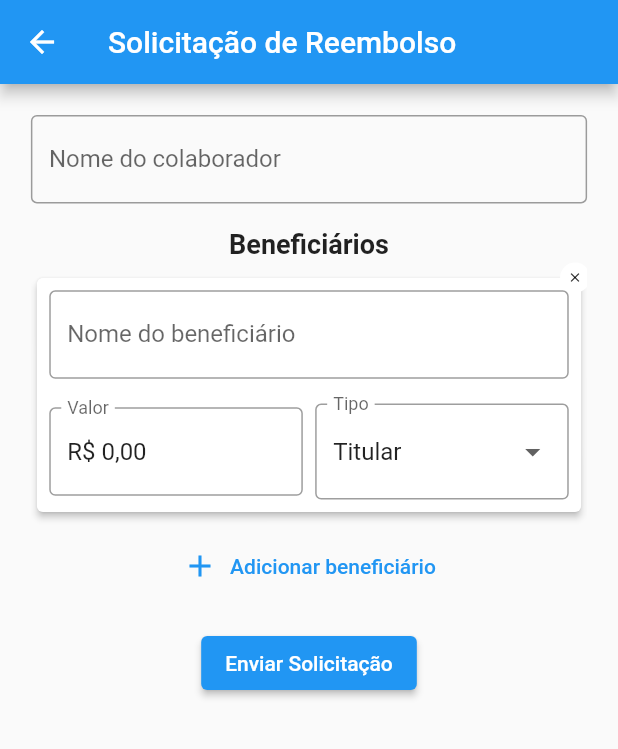
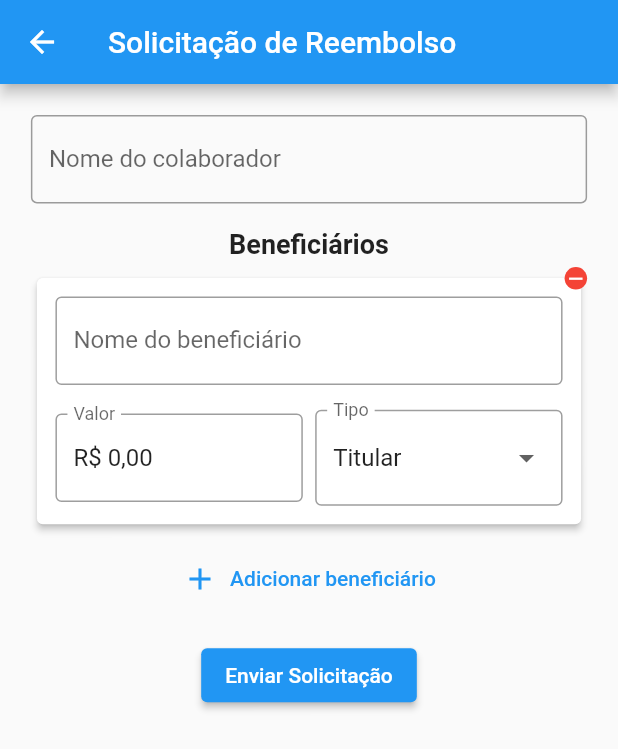
Before and after one commit to Garbiati/yggdrasil, a Flutter app: the HealthInsuranceReimbursementScreen screen opened by its route, on a phone screen of 412 x 824 dp. Shown: the top 749 px of the screen. Run offline on Flutter 3.47's test engine with Material 2 defaults, Android fonts, the phone set to English and light mode, and no system bars; our stand-ins replace extended_masked_text, firebase_auth, firebase_core, flutter_dotenv, google_sign_in; accounts and stored records are empty.

Commit message:
Início da feature de solicitação - pt5

```diff
--- a/lib/views/reimbursement/health_insurance_reimbursement_screen.dart
+++ b/lib/views/reimbursement/health_insurance_reimbursement_screen.dart
@@ -143,7 +143,7 @@ class HealthInsuranceReimbursementScreenState
                           elevation: 2.0,
                           child: Padding(
                             padding: EdgeInsets.all(
-                                screenWidth * 0.02), // 2% da largura da tela
+                                screenWidth * 0.03), // 3% da largura da tela
                             child: Column(
                               children: <Widget>[
                                 // Campo para o nome do beneficiário
@@ -227,19 +227,19 @@ class HealthInsuranceReimbursementScreenState
                       ),
                       // Botão de excluir beneficiário
                       Positioned(
-                        top: 2.0,
-                        right: -2.0,
+                        top: 5.0,
+                        right: 0.0,
                         child: Container(
-                          width: 20.0,
-                          height: 20.0,
+                          width: 15.0,
+                          height: 15.0,
                           decoration: const BoxDecoration(
-                            color: Colors.white,
+                            color: Colors.red,
                             shape: BoxShape.circle,
                           ),
                           child: IconButton(
-                            iconSize: 10.0,
+                            iconSize: 15.0,
                             padding: EdgeInsets.zero,
-                            icon: const Icon(Icons.close, color: Colors.black),
+                            icon: const Icon(Icons.remove, color: Colors.white),
                             onPressed: () => _removeBeneficiary(index),
                           ),
                         ),
--- a/pubspec.yaml
+++ b/pubspec.yaml
@@ -40,6 +40,7 @@ dependencies:
   # Use with the CupertinoIcons class for iOS style icons.
   cupertino_icons: ^1.0.2
   extended_masked_text: ^2.3.1
+  intl: ^0.18.1
 
 dev_dependencies:
   flutter_launcher_icons: ^0.13.1
```
